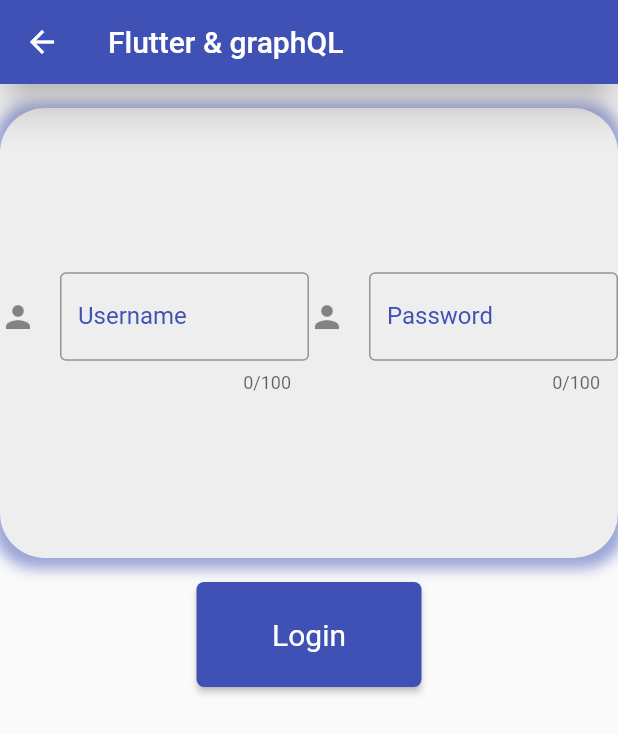
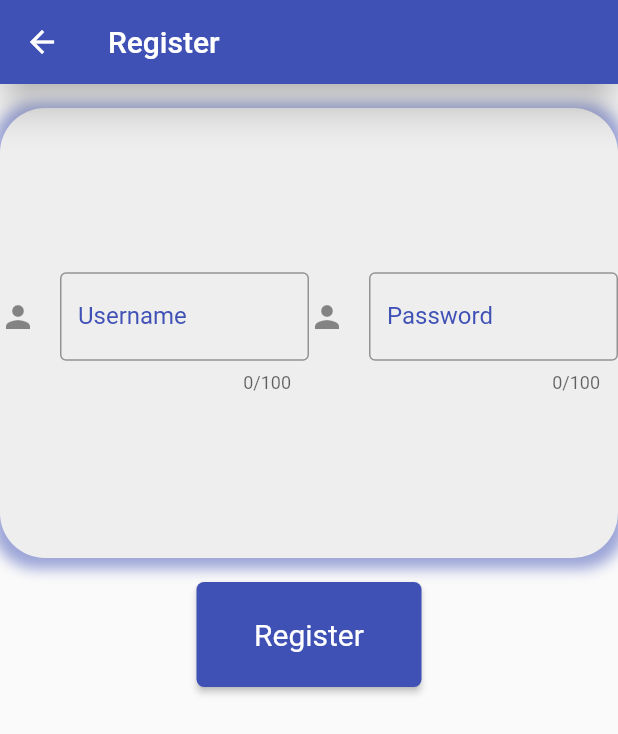
Before and after one commit to EKrol462/firebaseLogin, a Flutter app: the screen it shows after launch, after a tap on "Register", on a phone screen of 412 x 824 dp. Shown: the top 734 px of the screen. Run offline on Flutter 3.47's test engine with Material 2 defaults, Android fonts, the phone set to English and light mode, and no system bars; our stand-ins replace firebase_auth, firebase_core; accounts and stored records are empty; network calls fail.

Commit message:
added registration

```diff
--- a/lib/app/sign_in/mainPage.dart
+++ b/lib/app/sign_in/mainPage.dart
@@ -1,7 +1,7 @@
+import 'package:firebase_login/app/sign_in/register_page.dart';
 import 'package:flutter/material.dart';
 import 'package:firebase_login/common_widgets/custom_ElevatedButton.dart';
 import 'log_in_page.dart';
-
 
 class mainPage extends StatelessWidget {
   @override
@@ -38,7 +38,7 @@ class mainPage extends StatelessWidget {
                     onPressed: () {
                       Navigator.push(
                         context,
-                        MaterialPageRoute(builder: (context) => LoginPage()),
+                        MaterialPageRoute(builder: (context) => RegisterPage()),
                       );
                     }),
               ]),
@@ -46,7 +46,7 @@ class mainPage extends StatelessWidget {
   }
 
 //TODO: change widget from method into class for performance increase
-
+/*
   Widget _buildContent() {
     return Padding(
         padding: EdgeInsets.all(16.0), //padding widget
@@ -84,7 +84,7 @@ class mainPage extends StatelessWidget {
                 onPressed: () {},
               )
             ]));
-  }
+  } */
 }
 
 /*
--- /dev/null
+++ b/lib/app/sign_in/register_page.dart
@@ -0,0 +1,103 @@
+import 'package:flutter/material.dart';
+import 'package:firebase_login/common_widgets/custom_ElevatedButton.dart';
+import 'package:firebase_auth/firebase_auth.dart';
+import 'package:firebase_login/homePage.dart';
+
+class RegisterPage extends StatelessWidget {
+  //Use for testing username: testuser@gmail.com : 123456
+  final _auth = FirebaseAuth.instance;
+  String email = '';
+  String password = '';
+
+  @override
+  Widget build(BuildContext context) {
+    return Scaffold(
+        //Scaffold widget to build the layout
+        appBar: AppBar(
+          //top app bar
+          title: Text('Register'), //app bar title
+          elevation: 10.0, //shadow
+        ),
+        body: Column(
+          children: [
+            SizedBox(height: 16.0),
+            Container(
+              width: double.infinity,
+              height: 300,
+              decoration: BoxDecoration(
+                  borderRadius: BorderRadius.circular(30),
+                  color: Colors.grey[200],
+                  boxShadow: [
+                    BoxShadow(
+                      color: Colors.indigo.withOpacity(0.5), //color of shadow
+                      spreadRadius: 5, //spread radius
+                      blurRadius: 7, // blur radius
+                      offset: Offset(0,
+                          2), // changes position of shadow  //first paramerter of offset is left-right //second parameter is top to down
+                    ),
+                  ]),
+              child: new Row(
+                children: <Widget>[
+                  Flexible(
+                    child: new TextField(
+                        keyboardType: TextInputType.emailAddress,
+                        maxLength: 100,
+                        onChanged: (value) {
+                          email = value.toString().trim();
+                        },
+                        decoration: InputDecoration(
+                          border: OutlineInputBorder(),
+                          icon: Icon(Icons.person),
+                          labelText: 'Username',
+                          hintText: 'Enter Your Username',
+                          labelStyle: TextStyle(
+                            color: Colors.indigo,
+                          ),
+                        )),
+                  ),
+                  Flexible(
+                      child: new TextField(
+                          obscureText: true,
+                          maxLength: 100,
+                          onChanged: (value) {
+                            password = value;
+                          },
+                          decoration: InputDecoration(
+                            border: OutlineInputBorder(),
+                            icon: Icon(Icons.person),
+                            labelText: 'Password',
+                            hintText: 'Enter Your Password',
+                            labelStyle: TextStyle(
+                              color: Colors.indigo,
+                            ),
+                          ))),
+                ],
+              ),
+            ),
+            SizedBox(height: 16.0), //Empty space
+            CustomElevatedButton(
+                child: Text('Register'),
+                color: Colors.indigo,
+                borderRadius: 5,
+                onPressed: () async {
+                  try {
+                    await _auth.createUserWithEmailAndPassword(
+                        email: email, password: password);
+
+                    await Navigator.of(context).push(
+                      MaterialPageRoute(
+                        builder: (contex) => HomePage(),
+                      ),
+                    );
+                  } on FirebaseAuthException catch (e) {
+                    showDialog(
+                        context: context,
+                        builder: (ctx) => AlertDialog(
+                            title: Text("Registration Failed, error:"),
+                            content: Text('${e.message}')));
+                  }
+                })
+          ],
+        ));
+  }
+}
--- a/lib/homePage.dart
+++ b/lib/homePage.dart
@@ -1,6 +1,5 @@
 import 'package:flutter/material.dart';
 import 'package:firebase_login/common_widgets/custom_ElevatedButton.dart';
-
 
 class HomePage extends StatelessWidget {
   @override
--- a/lib/main.dart
+++ b/lib/main.dart
@@ -1,7 +1,6 @@
 import 'package:flutter/material.dart';
 import 'package:firebase_login/app/sign_in/mainPage.dart';
 import 'package:firebase_core/firebase_core.dart';
-import 'package:firebase_auth/firebase_auth.dart';
 
 //Main function
 void main() async {
@@ -14,7 +13,7 @@ class MyApp extends StatelessWidget {
   @override
   Widget build(BuildContext context) {
     return MaterialApp(
-      title: 'Time Tracker',
+      title: 'Flutter & Firebase',
       theme: ThemeData(
         primarySwatch:
             Colors.indigo, //Primary color of the theme affects appbar
```
Lines whose indentation alone changed are shown as unchanged.
